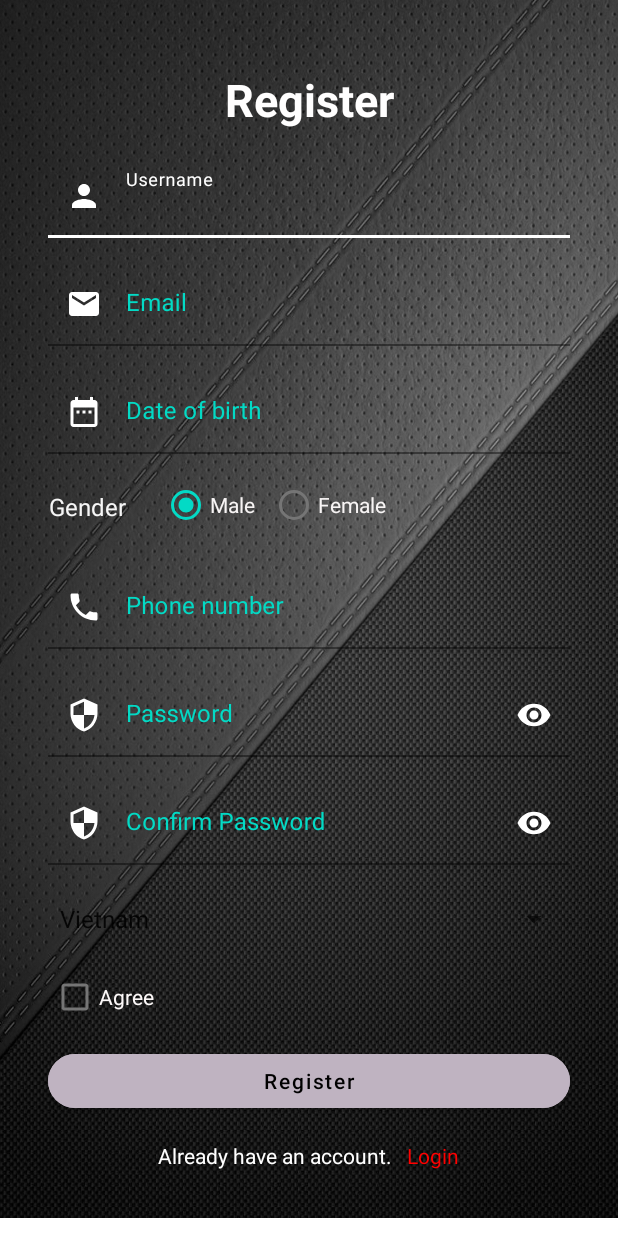
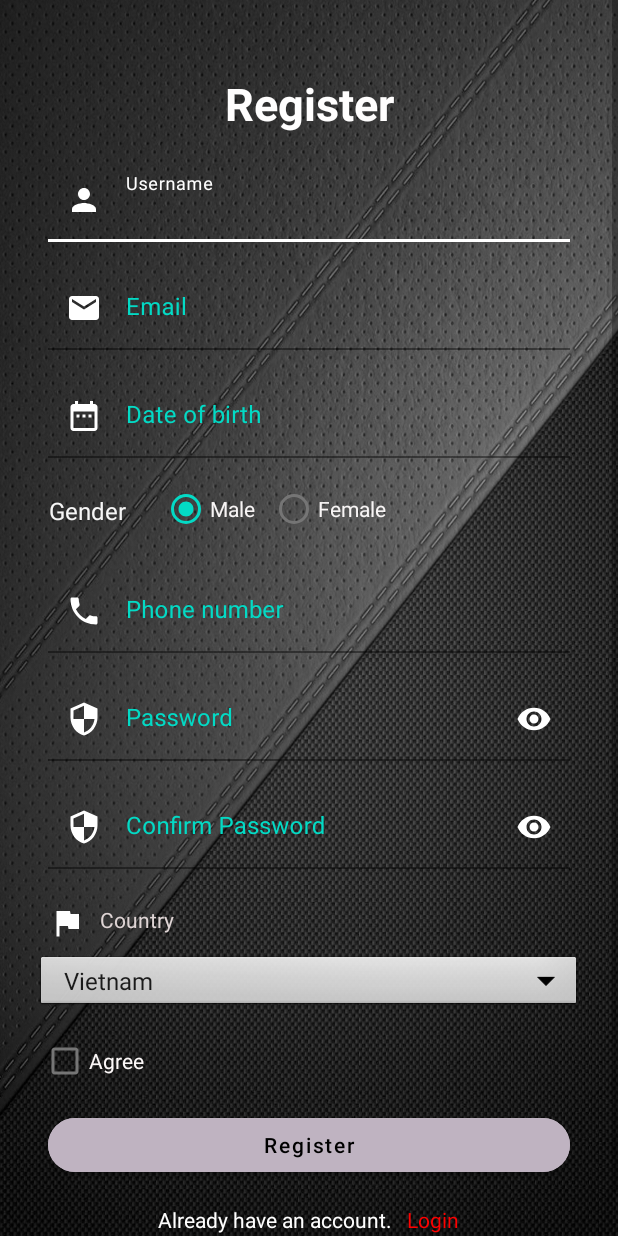
Before and after one commit to lhphongdev/homework, an Android app: the RegisterActivity screen opened directly, with no data from a screen before it, on a phone screen of 412 x 824 dp. Run offline under Robolectric (Android 15) with nearby library versions, the phone set to English and light mode, and no system bars.

Commit message:
get value

```diff
--- a/app/src/main/java/com/example/homework/HomeActivity.java
+++ b/app/src/main/java/com/example/homework/HomeActivity.java
@@ -6,9 +6,12 @@ import android.os.Bundle;
 import android.view.View;
 import android.widget.CompoundButton;
 import android.widget.ImageView;
+import android.widget.TextView;
 import android.widget.ToggleButton;
 
 public class HomeActivity extends AppCompatActivity {
+
+    TextView displayText;
 
     @Override
     protected void onCreate(Bundle savedInstanceState) {
@@ -27,5 +30,8 @@ public class HomeActivity extends AppCompatActivity {
             }
         });
 
+        displayText = findViewById(R.id.userInfo);
+        displayText.setText(getIntent().getStringExtra("userInfo"));
+
     }
 }
--- a/app/src/main/java/com/example/homework/RegisterActivity.java
+++ b/app/src/main/java/com/example/homework/RegisterActivity.java
@@ -9,16 +9,21 @@ import android.os.Bundle;
 import android.text.method.HideReturnsTransformationMethod;
 import android.text.method.PasswordTransformationMethod;
 import android.view.View;
+import android.widget.AdapterView;
+import android.widget.ArrayAdapter;
 import android.widget.Button;
 import android.widget.CheckBox;
 import android.widget.CompoundButton;
 import android.widget.DatePicker;
 import android.widget.EditText;
+import android.widget.RadioButton;
 import android.widget.RadioGroup;
+import android.widget.Spinner;
 import android.widget.TextView;
 import android.widget.Toast;
 
 import java.text.SimpleDateFormat;
+import java.util.ArrayList;
 import java.util.Calendar;
 import java.util.Locale;
 
@@ -30,6 +35,10 @@ public class RegisterActivity extends AppCompatActivity {
     Calendar calendar;
     Button btnRegister;
     TextView loginChangePage;
+    Spinner country;
+    String homeTown,gender;
+    RadioGroup radioGroup;
+    RadioButton selectedRadioButton;
 
 
     @Override
@@ -60,21 +69,10 @@ public class RegisterActivity extends AppCompatActivity {
             }
         };
 
-        dateOfBirth.setOnClickListener(new View.OnClickListener() {
-            @Override
-            public void onClick(View view) {
-                new DatePickerDialog(RegisterActivity.this, date, calendar.get(Calendar.YEAR), calendar.get(Calendar.MONTH), calendar.get(Calendar.DAY_OF_MONTH)).show();
-            }
-        });
+        dateOfBirth.setOnClickListener(view -> new DatePickerDialog(RegisterActivity.this, date, calendar.get(Calendar.YEAR), calendar.get(Calendar.MONTH), calendar.get(Calendar.DAY_OF_MONTH)).show());
 
         loginChangePage = findViewById(R.id.textLogin);
-
-        loginChangePage.setOnClickListener(new View.OnClickListener() {
-            @Override
-            public void onClick(View view) {
-                startActivity(new Intent(RegisterActivity.this, LoginActivity.class));
-            }
-        });
+        loginChangePage.setOnClickListener(view -> startActivity(new Intent(RegisterActivity.this, LoginActivity.class)));
 
 
         username = findViewById(R.id.registerUsername);
@@ -87,6 +85,37 @@ public class RegisterActivity extends AppCompatActivity {
 
         CheckBox agree = findViewById(R.id.registerAgree);
         btnRegister = findViewById(R.id.btnRegister);
+        country = findViewById(R.id.spinnerCountry);
+        ArrayList<String> countryList = new ArrayList<>();
+        countryList.add("Vietnam");
+        countryList.add("England");
+        countryList.add("Japan");
+        countryList.add("China");
+        countryList.add("Korea");
+        countryList.add("France");
+        countryList.add("Germany");
+        countryList.add("Italy");
+
+        ArrayAdapter<String> adapter = new ArrayAdapter<>(this, android.R.layout.simple_spinner_item, countryList);
+        country.setAdapter(adapter);
+        country.setOnItemSelectedListener(new AdapterView.OnItemSelectedListener() {
+            @Override
+            public void onItemSelected(AdapterView<?> country, View view, int i, long l) {
+                homeTown = country.getItemAtPosition(i).toString();
+            }
+
+            @Override
+            public void onNothingSelected(AdapterView<?> adapterView) {
+                Toast.makeText(RegisterActivity.this, "Please select country", Toast.LENGTH_SHORT).show();
+            }
+        });
+
+        radioGroup = findViewById(R.id.radioGroup);
+        selectedRadioButton = findViewById(radioGroup.getCheckedRadioButtonId());
+        gender = selectedRadioButton.getText().toString();
+
+
+
 
 //        agree.setOnCheckedChangeListener(new CompoundButton.OnCheckedChangeListener() {
 //            @Override
@@ -129,11 +158,13 @@ public class RegisterActivity extends AppCompatActivity {
             showError(dateOfBirth, "Date of birth is empty");
         } else {
             Toast.makeText(RegisterActivity.this, "Register Successfully", Toast.LENGTH_SHORT).show();
-            Intent login = new Intent(getApplicationContext(), LoginActivity.class);
 
-            login.putExtra("username", inputUsername);
-            login.putExtra("password", inputPassword);
-            startActivity(login);
+            String string = "Username: " + inputUsername + "\n" + "Email: " + inputEmail + "\n" + "Password: " + inputPassword + "\n" + "Gender: " + gender + "\n" + "Phone: " + inputPhone + "\n" + "Date of birth: " + inputDateOfBirth + "\n" + "Home town: " + homeTown;
+
+            Intent inputSuccess = new Intent(RegisterActivity.this, HomeActivity.class);
+
+            inputSuccess.putExtra("userInfo", string);
+            startActivity(inputSuccess);
         }
     }
 
--- a/app/src/main/res/layout/activity_register.xml
+++ b/app/src/main/res/layout/activity_register.xml
@@ -286,14 +286,14 @@
             android:id="@+id/spinnerCountry"
             android:layout_width="match_parent"
             android:layout_height="40dp"
-            android:layout_marginStart="32dp"
-            android:layout_marginTop="16dp"
-            android:layout_marginEnd="32dp"
-            android:entries="@array/gender"
+            android:layout_marginStart="24dp"
+            android:layout_marginTop="8dp"
+            android:layout_marginEnd="24dp"
+            android:background="@android:drawable/btn_dropdown"
             android:outlineAmbientShadowColor="#BA9595"
             app:layout_constraintEnd_toEndOf="@+id/layoutConfirmPassword"
             app:layout_constraintStart_toStartOf="@+id/layoutConfirmPassword"
-            app:layout_constraintTop_toBottomOf="@+id/layoutConfirmPassword" />
+            app:layout_constraintTop_toBottomOf="@+id/textView6" />
 
         <CheckBox
             android:id="@+id/registerAgree"
@@ -353,6 +353,19 @@
 
         </LinearLayout>
 
+        <TextView
+            android:id="@+id/textView6"
+            android:layout_width="wrap_content"
+            android:layout_height="wrap_content"
+            android:layout_marginStart="24dp"
+            android:layout_marginTop="24dp"
+            android:drawableLeft="@drawable/ic_baseline_flag_24"
+            android:drawablePadding="10dp"
+            android:text="@string/country"
+            android:textColor="#DFD5D5"
+            app:layout_constraintStart_toStartOf="@+id/layoutConfirmPassword"
+            app:layout_constraintTop_toBottomOf="@+id/layoutConfirmPassword" />
+
 
     </androidx.constraintlayout.widget.ConstraintLayout>
 </ScrollView>
```
Also changed, not shown: app/src/main/java/com/example/homework/LoginActivity.java (+17 -17 lines), app/src/main/res/layout/activity_home.xml (+12 -0 lines).
